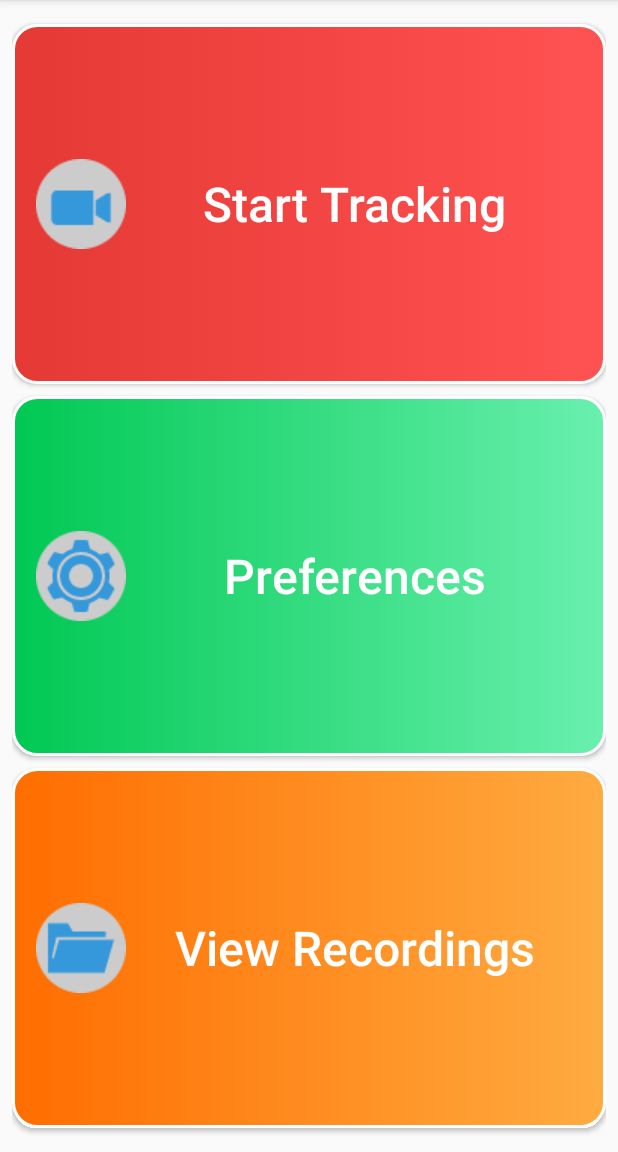
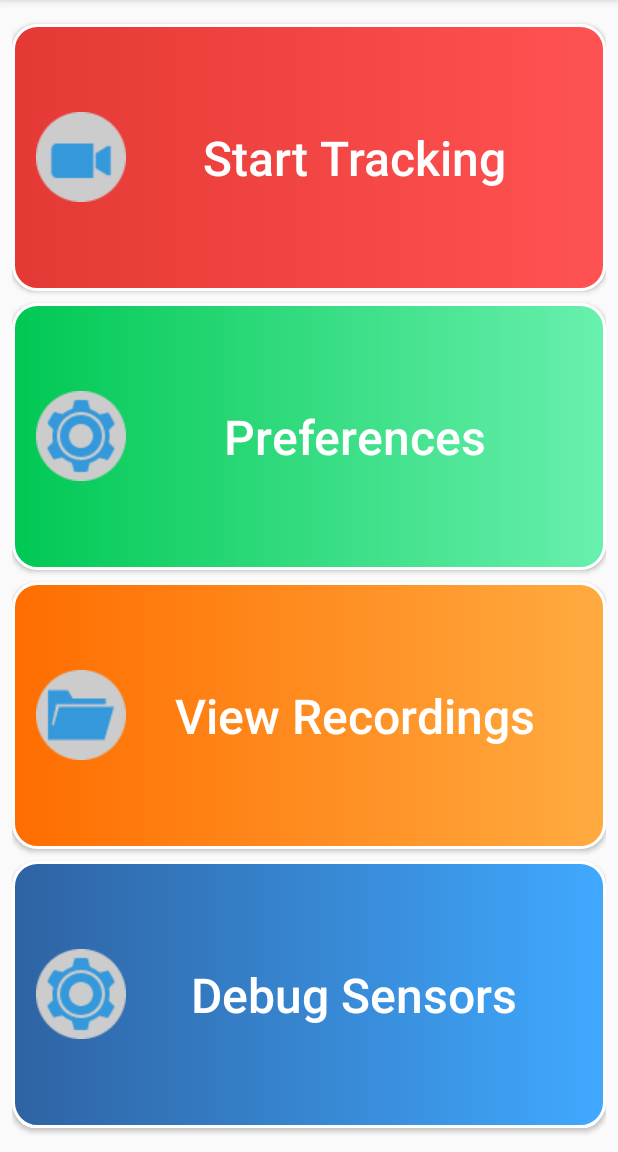
Before and after one commit to F-Tahir/ObjectTracker-Hons, an Android app: the screen it shows after launch (MainActivity), on a phone screen of 412 x 824 dp, the part 84-1236 px from its top. Run offline under Robolectric (Android 15) with nearby library versions, the phone set to English and light mode, and no system bars; pictures from the network do not load; 2 statements that could not run were skipped.

Commit message:
Added debug activity to test sensors.
This new debug activity allows user to select which sensor they wish to
debug, and a number of iterations to poll that sensor for. The sensor data
is then appended to a yml file for the number of iterations, at the
fastest possible polling speed. This is useful for doing noise
evaluations, etc.

```diff
--- a/app/src/main/AndroidManifest.xml
+++ b/app/src/main/AndroidManifest.xml
@@ -36,6 +36,8 @@
             android:name=".SettingsActivity"
             android:label="@string/title_activity_settings">
         </activity>
+        <activity android:name=".DebugActivity">
+        </activity>
     </application>
 
 </manifest>
--- a/app/src/main/java/uk/ac/ed/faizan/objecttracker/MainActivity.java
+++ b/app/src/main/java/uk/ac/ed/faizan/objecttracker/MainActivity.java
@@ -84,6 +84,7 @@ public class MainActivity extends AppCompatActivity implements View.OnClickListe
 		Button startTrackingButton = (Button) findViewById(R.id.start_tracking_button);
 		Button viewRecordingsButton = (Button) findViewById(R.id.view_recordings_button);
 		Button preferencesButton = (Button) findViewById(R.id.preferences_button);
+		Button debugButton = (Button) findViewById(R.id.debug_button);
 
         /* Attach an onClickListener to each of the 3 buttons to detect clicks and carry out
 		relevant actions
@@ -91,6 +92,7 @@ public class MainActivity extends AppCompatActivity implements View.OnClickListe
 		startTrackingButton.setOnClickListener(this);
 		viewRecordingsButton.setOnClickListener(this);
 		preferencesButton.setOnClickListener(this);
+		debugButton.setOnClickListener(this);
 	}
 
 	@Override
@@ -167,10 +169,12 @@ public class MainActivity extends AppCompatActivity implements View.OnClickListe
 				break;
 
 			case R.id.preferences_button:
-				Intent i = new Intent(this, SettingsActivity.class);
-				startActivity(i);
+				startActivity(new Intent(this, SettingsActivity.class));
 				break;
 
+			case R.id.debug_button:
+				startActivity(new Intent(this, DebugActivity.class));
+				break;
 			default:
 				break;
 		}
--- /dev/null
+++ b/app/src/main/res/drawable/button_debug.xml
@@ -0,0 +1,16 @@
+<?xml version="1.0" encoding="utf-8"?>
+<selector xmlns:android="http://schemas.android.com/apk/res/android">
+    <item>
+        <shape>
+            <gradient
+                android:startColor="@color/colorDebugStart"
+                android:endColor="@color/colorDebugEnd"
+                android:angle="180" />
+            <stroke
+                android:width="2dp"
+                android:color="#ffffff" />
+            <corners
+                android:radius="16dp" />
+        </shape>
+    </item>
+</selector>
--- a/app/src/main/res/layout-sw600dp-land/activity_main.xml
+++ b/app/src/main/res/layout-sw600dp-land/activity_main.xml
@@ -25,4 +25,10 @@
         android:id="@+id/view_recordings_button"
         android:drawableStart="@drawable/ic_viewrecording_tablet_landscape" />
 
+    <Button
+        android:id="@+id/debug_button"
+        style="@style/debug_button"
+        android:drawableStart="@drawable/ic_preferences_tablet_landscape" />
+
+
 </LinearLayout>
--- a/app/src/main/res/layout-sw600dp/activity_main.xml
+++ b/app/src/main/res/layout-sw600dp/activity_main.xml
@@ -26,4 +26,10 @@
         android:id="@+id/view_recordings_button"
         android:drawableStart="@drawable/ic_viewrecording_tablet" />
 
+    <Button
+        android:id="@+id/debug_button"
+        style="@style/debug_button"
+        android:drawableStart="@drawable/ic_preferences_tablet" />
+
+
 </LinearLayout>
--- a/app/src/main/res/layout/activity_main.xml
+++ b/app/src/main/res/layout/activity_main.xml
@@ -25,5 +25,10 @@
         style="@style/view_recordings_button"
         android:drawableStart="@drawable/ic_viewrecording" />
 
+    <Button
+        android:id="@+id/debug_button"
+        style="@style/debug_button"
+        android:drawableStart="@drawable/ic_preferences" />
+
 
 </LinearLayout>
--- /dev/null
+++ b/app/src/main/res/values-w820dp/dimens.xml
@@ -0,0 +1,6 @@
+<resources>
+    <!-- Example customization of dimensions originally defined in res/values/dimens.xml
+         (such as screen margins) for screens with more than 820dp of available width. This
+         would include 7" and 10" devices in landscape (~960dp and ~1280dp respectively). -->
+    <dimen name="activity_horizontal_margin">64dp</dimen>
+</resources>
--- a/app/src/main/res/values/colors.xml
+++ b/app/src/main/res/values/colors.xml
@@ -17,6 +17,10 @@
     <color name="colorViewRecordingsGradStart">#ffab40</color>
     <color name="colorViewRecordingsGradEnd">#ff6d00</color>
 
+
+    <color name="colorDebugStart">#40a9ff</color>
+    <color name="colorDebugEnd">#2e63a3</color>
+
     <!-- Camera Preview colours -->
     <color name="helpBackground">#2196f3</color>
 </resources>
--- a/app/src/main/res/values/strings.xml
+++ b/app/src/main/res/values/strings.xml
@@ -8,6 +8,11 @@
     <string name="start_tracking">Start Tracking</string>
     <string name="preferences">Preferences</string>
     <string name="view_recordings">View Recordings</string>
+    <string name="debug">Debug Sensors</string>
+    <string name="debug_text">Debug mode allows you to debug sensors used within this application. Specify the sensor you wish to debug,
+        the polling rate of the sensor, and the number of times you wish to poll the sensor. Readings will then be exported into a yml file.</string>
+
+
 
     <!-- Camera UI Text -->
     <string name="timestamp">0:00:00</string>
@@ -161,7 +166,6 @@
     </string>
 
 
-
     <!-- Strings related to settings activity-->
     <string name="title_activity_settings">Settings</string>
     <string name="general_settings_title">General Settings</string>
@@ -220,5 +224,4 @@
     </string-array>
 
 
-
 </resources>
--- a/app/src/main/res/values/styles.xml
+++ b/app/src/main/res/values/styles.xml
@@ -49,6 +49,20 @@
     </style>
 
 
+    <style name="debug_button">
+        <item name="android:padding">@dimen/main_button_padding</item>
+        <item name="android:layout_marginBottom">@dimen/main_button_margin</item>
+        <item name="android:layout_width">match_parent</item>
+        <item name="android:layout_height">0dp</item>
+        <item name="android:layout_weight">1</item>
+        <item name="android:text">@string/debug</item>
+        <item name="android:textSize">@dimen/main_button_textsize</item>
+        <item name="android:background">@drawable/button_debug</item>
+        <item name="android:textAllCaps">false</item>
+        <item name="android:textColor">@android:color/white</item>
+    </style>
+
+
 
 
 </resources>
```
Also changed, not shown: app/src/main/java/uk/ac/ed/faizan/objecttracker/DebugActivity.java (added, +249 -0 lines), app/src/main/java/uk/ac/ed/faizan/objecttracker/SensorFramework.java (+38 -6 lines), app/src/main/java/uk/ac/ed/faizan/objecttracker/Utilities.java (+27 -5 lines), app/src/main/res/layout/activity_debug.xml (added, +86 -0 lines), 1 other file.
